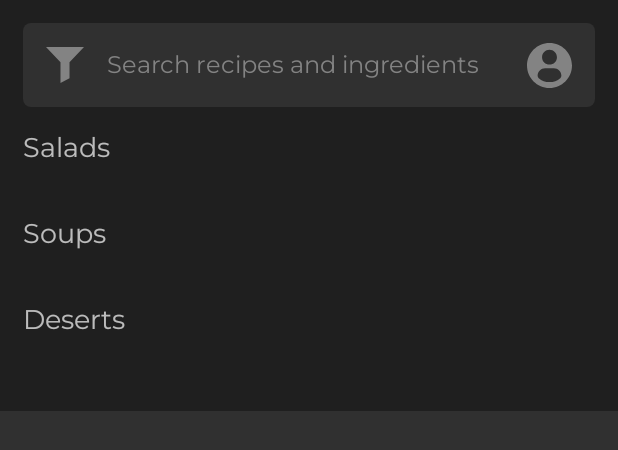
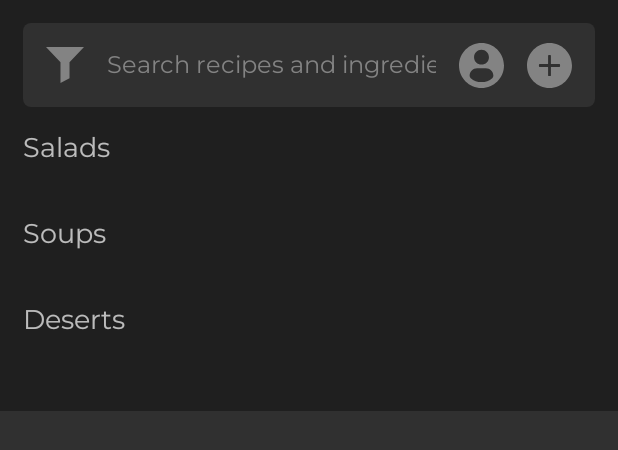
Before and after one commit to Saydullin/recipes-book, an Android app: the layout activity_main.xml on its own in the app's theme, with its tools: preview values and no code run, on a phone screen of 412 x 824 dp. Shown: the top 450 px of the screen. Run offline under Robolectric (Android 15) with nearby library versions, the phone set to English and light mode, and no system bars.

Commit message:
Добавил внешний вид добавление рецепта

```diff
--- a/app/src/main/AndroidManifest.xml
+++ b/app/src/main/AndroidManifest.xml
@@ -12,6 +12,9 @@
         android:roundIcon="@mipmap/ic_launcher_round"
         android:supportsRtl="true"
         android:theme="@style/Theme.RecipesBook">
+        <activity
+            android:name=".AddRecipe"
+            android:exported="true" />
         <activity
             android:name=".RecipeItem"
             android:exported="true" />
--- /dev/null
+++ b/app/src/main/res/drawable/ic_plus.xml
@@ -0,0 +1,4 @@
+<vector android:height="50dp" android:viewportHeight="493.456"
+    android:viewportWidth="493.456" android:width="50dp" xmlns:android="http://schemas.android.com/apk/res/android">
+    <path android:fillColor="@color/theme_quite_text" android:pathData="M246.73,0C110.682,0 0.002,110.68 0.002,246.732s110.68,246.724 246.728,246.724s246.724,-110.668 246.724,-246.724S382.778,0 246.73,0zM362.398,254.552c0,4.152 -3.124,7.604 -7.284,7.604h-88.972c-2.12,0 -3.98,1.656 -3.98,3.772v89.188c0,4.144 -3.264,7.296 -7.4,7.296h-15.716c-4.156,0 -7.744,-3.152 -7.744,-7.296v-89.188c0,-2.116 -1.516,-3.772 -3.644,-3.772h-88.8c-4.152,0 -7.804,-3.452 -7.804,-7.604v-15.716c0,-4.14 3.652,-7.528 7.804,-7.528h88.8c2.128,0 3.644,-1.724 3.644,-3.856v-88.608c0,-4.152 3.584,-7.796 7.744,-7.796h15.716c4.132,0 7.4,3.644 7.4,7.796v88.608c0,2.132 1.712,3.856 3.856,3.856h89.096c4.16,0 7.284,3.388 7.284,7.528V254.552z"/>
+</vector>
--- a/app/src/main/res/layout/activity_main.xml
+++ b/app/src/main/res/layout/activity_main.xml
@@ -77,12 +77,26 @@
                 android:scaleType="centerInside"
                 android:src="@drawable/profile"
                 app:layout_constraintBottom_toBottomOf="parent"
+                app:layout_constraintEnd_toStartOf="@+id/button_add_recipe"
+                app:layout_constraintTop_toTopOf="parent" />
+
+            <ImageButton
+                android:id="@+id/button_add_recipe"
+                android:layout_width="30dp"
+                android:layout_height="30dp"
+                android:layout_marginHorizontal="15dp"
+                android:background="@color/theme_bg_light"
+                android:contentDescription="@string/image"
+                android:scaleType="centerInside"
+                android:src="@drawable/ic_plus"
+                app:layout_constraintBottom_toBottomOf="parent"
                 app:layout_constraintEnd_toEndOf="parent"
                 app:layout_constraintTop_toTopOf="parent" />
 
         </androidx.constraintlayout.widget.ConstraintLayout>
 
         <LinearLayout
+            android:id="@+id/linearLayout"
             android:layout_width="match_parent"
             android:layout_height="wrap_content"
             android:orientation="vertical"
@@ -145,6 +159,7 @@
                 app:layout_constraintStart_toStartOf="parent"
                 app:layout_constraintTop_toBottomOf="@+id/recipeRecycle2"
                 tools:ignore="MissingConstraints" />
+
             <androidx.recyclerview.widget.RecyclerView
                 android:id="@+id/recipeRecycle3"
                 android:layout_width="match_parent"
--- a/app/src/main/res/layout/recipe_item.xml
+++ b/app/src/main/res/layout/recipe_item.xml
@@ -2,6 +2,7 @@
 <androidx.constraintlayout.widget.ConstraintLayout xmlns:android="http://schemas.android.com/apk/res/android"
     xmlns:app="http://schemas.android.com/apk/res-auto"
     xmlns:tools="http://schemas.android.com/tools"
+    android:transitionName="ImageScaled"
     android:layout_width="wrap_content"
     android:layout_height="wrap_content"
     android:layout_marginEnd="15dp">
--- a/app/src/main/res/values/strings.xml
+++ b/app/src/main/res/values/strings.xml
@@ -33,4 +33,7 @@
     <string name="invalid_password">Password must be >5 characters</string>
     <string name="login_failed">"Login failed"</string>
     <string name="ingredients_text">Ingredients</string>
+    <string name="add_new_recipe">Add new recipe</string>
+    <string name="title_text">Title</string>
+    <string name="description_text">Description</string>
 </resources>
```
Also changed, not shown: app/src/main/java/com/example/recipesbook/AddRecipe.java (added, +14 -0 lines), app/src/main/java/com/example/recipesbook/MainActivity.java (+31 -0 lines), app/src/main/java/com/example/recipesbook/RecipeItem.java (+11 -0 lines), app/src/main/res/layout/activity_add_recipe.xml (added, +50 -0 lines), app/src/main/res/layout/activity_recipe_item.xml (+17 -0 lines), 1 other file.
